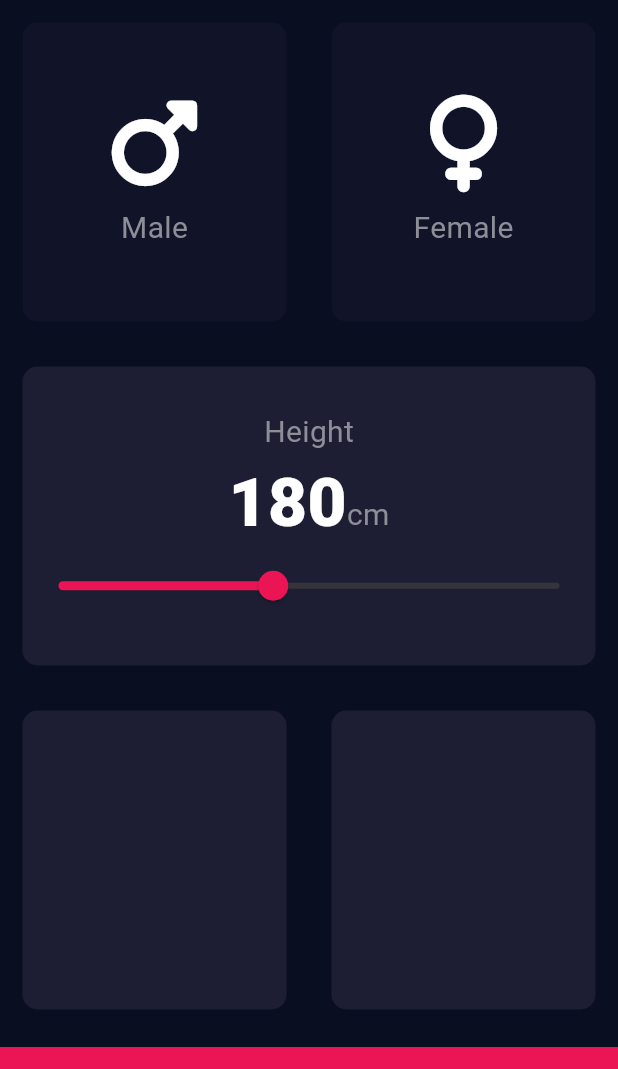
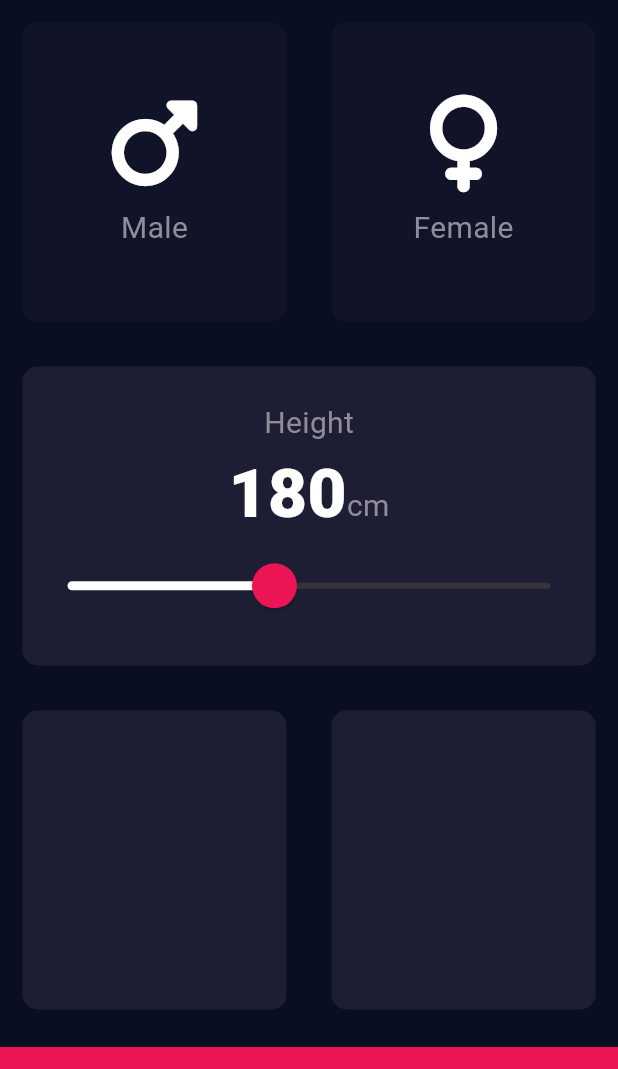
Before and after one commit to abdulrehmana28/flutter_bmi_calculator, a Flutter app: the screen it shows after launch, on a phone screen of 412 x 824 dp, the part 84-1153 px from its top. Run offline on Flutter 3.47's test engine with Material 3 defaults, Android fonts, the phone set to English and light mode, and no system bars; our stand-ins replace font_awesome_flutter.

Commit message:
customized slider

```diff
--- a/lib/input_page.dart
+++ b/lib/input_page.dart
@@ -106,16 +106,7 @@ class _InputPageState extends State<InputPage> {
                             ),
                           ],
                         ),
-                        Slider(
-                            value: userHeight.toDouble(),
-                            min: 150.0,
-                            max: 220.0,
-                            activeColor: kBottomButtonColor,
-                            onChanged: (double newValue) {
-                              setState(() {
-                                userHeight = newValue.round();
-                              });
-                            }),
+                        reusableSlider(),
                       ],
                     ),
                   ),
@@ -164,4 +155,28 @@ class _InputPageState extends State<InputPage> {
       ), */
     );
   }
+
+  SliderTheme reusableSlider() {
+    return SliderTheme(
+      data: const SliderThemeData(
+        activeTrackColor: Colors.white,
+        thumbColor: kBottomButtonColor,
+        overlayColor: Color(0x29eb1555),
+        thumbShape: RoundSliderThumbShape(enabledThumbRadius: 15.0),
+        overlayShape: RoundSliderOverlayShape(overlayRadius: 30),
+      ),
+      child: Slider(
+        value: userHeight.toDouble(),
+        min: 150.0,
+        max: 220.0,
+        onChanged: (double newValue) {
+          setState(
+            () {
+              userHeight = newValue.round();
+            },
+          );
+        },
+      ),
+    );
+  }
 }
```
